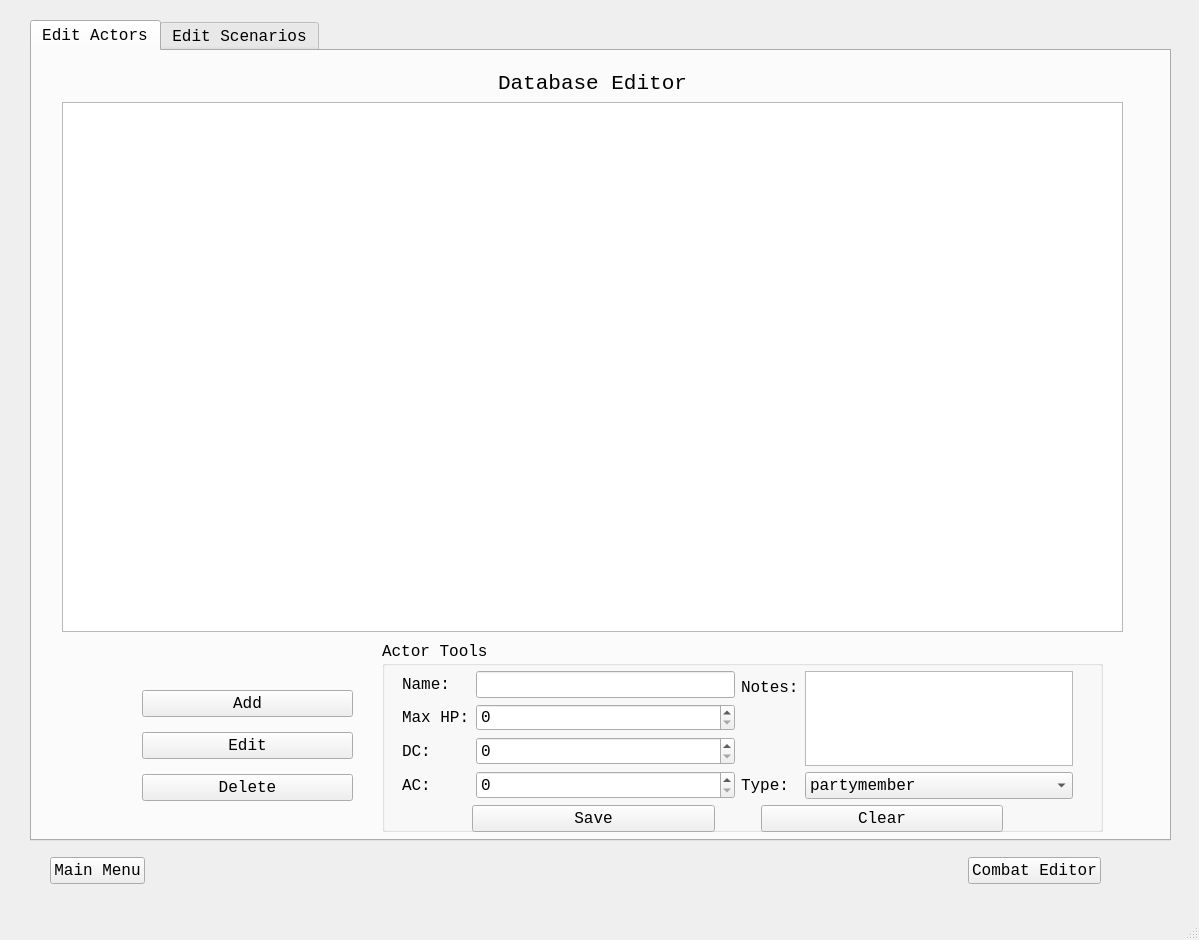
Above: Dnd-Combat-Tracker/mainwindow.ui from taintedbones/Dnd-Combat-Tracker before the change. Below: the same form after it.
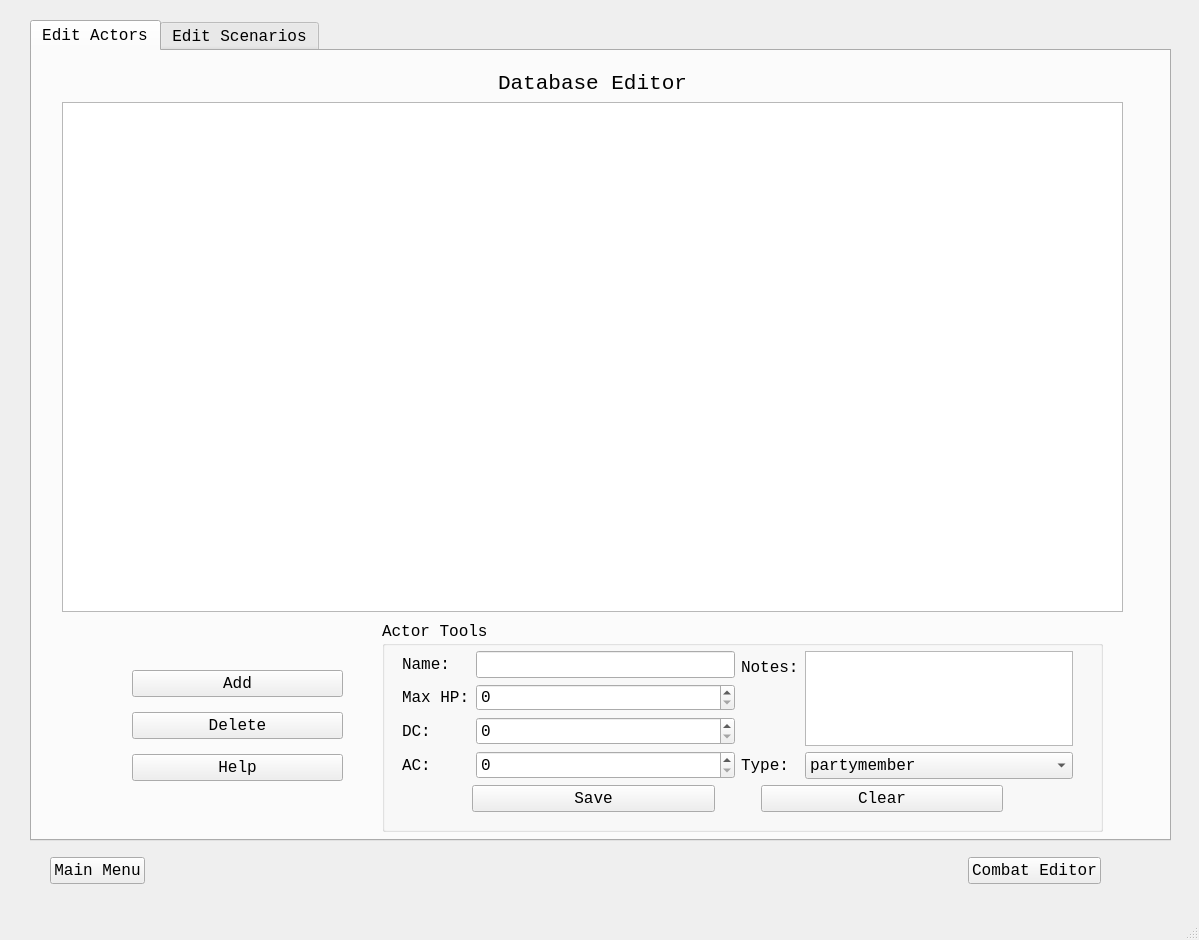
That is the form after the change.

Commit message:
Changed db options page
- Switched edit button to help button & moved to bottom of button list
- Made table slightly shorter to give groupbox more room

Patch:
```diff
--- a/Dnd-Combat-Tracker/mainwindow.ui
+++ b/Dnd-Combat-Tracker/mainwindow.ui
@@ -908,6 +908,9 @@
         <height>821</height>
        </rect>
       </property>
+      <property name="autoFillBackground">
+       <bool>false</bool>
+      </property>
       <property name="currentIndex">
        <number>0</number>
       </property>
@@ -918,8 +921,8 @@
        <widget class="QWidget" name="verticalLayoutWidget_4">
         <property name="geometry">
          <rect>
-          <x>110</x>
-          <y>630</y>
+          <x>100</x>
+          <y>610</y>
           <width>211</width>
           <height>131</height>
          </rect>
@@ -932,13 +935,6 @@
            </property>
           </widget>
          </item>
-         <item>
-          <widget class="QPushButton" name="editActor_dbEdit__pushButton">
-           <property name="text">
-            <string>Edit</string>
-           </property>
-          </widget>
-         </item>
          <item>
           <widget class="QPushButton" name="deleteActor_dbEdit_pushButton">
            <property name="text">
@@ -946,6 +942,13 @@
            </property>
           </widget>
          </item>
+         <item>
+          <widget class="QPushButton" name="help_dbEdit__pushButton">
+           <property name="text">
+            <string>Help</string>
+           </property>
+          </widget>
+         </item>
         </layout>
        </widget>
        <widget class="QWidget" name="verticalLayoutWidget_3">
@@ -954,7 +957,7 @@
           <x>30</x>
           <y>20</y>
           <width>1061</width>
-          <height>561</height>
+          <height>541</height>
          </rect>
         </property>
         <layout class="QVBoxLayout" name="verticalLayout_7">
@@ -989,9 +992,9 @@
         <property name="geometry">
          <rect>
           <x>350</x>
-          <y>590</y>
+          <y>570</y>
           <width>721</width>
-          <height>191</height>
+          <height>211</height>
          </rect>
         </property>
         <property name="title">
```
Left out of the diff: 3 changed lines with no effect on the pictures.
